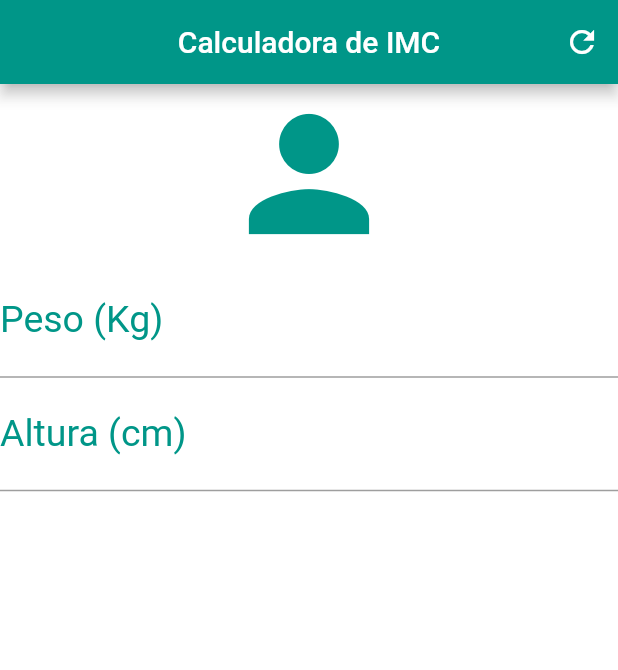
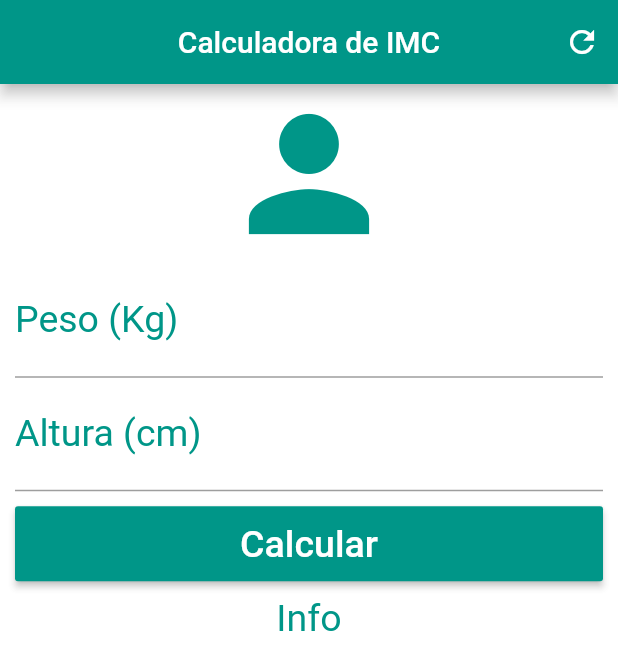
Before and after one commit to lopesdaniel/Mobile-Calculator-IMC, a Flutter app: the screen it shows after launch, on a phone screen of 412 x 824 dp. Shown: the top 670 px of the screen. Run offline on Flutter 3.47's test engine with Material 2 defaults, Android fonts, the phone set to English and light mode, and no system bars.

Commit message:
Terminado a tela do app

```diff
--- a/lib/main.dart
+++ b/lib/main.dart
@@ -25,7 +25,9 @@ class _HomeState extends State<Home> {
         ],
       ),
       backgroundColor: Colors.white70,
-      body: Column(
+      body: SingleChildScrollView(
+        padding: EdgeInsets.fromLTRB(10.0, 0.0, 10.0, 0.0),
+        child: Column(
           crossAxisAlignment: CrossAxisAlignment.stretch,
           children: <Widget>[
             Icon(Icons.person, size: 120.0, color: Colors.teal),
@@ -42,9 +44,24 @@ class _HomeState extends State<Home> {
                     labelText: "Altura (cm)",
                     labelStyle: TextStyle(color: Colors.teal)),
                 textAlign: TextAlign.center,
+                style: TextStyle(color: Colors.teal, fontSize: 25.0)),
+            Padding(
+              padding: EdgeInsets.only(top: 10.0, bottom: 10.0),
+              child: Container(
+                height: 50.0,
+                child: RaisedButton(
+                  onPressed: (){},
+                  child: Text("Calcular", style: TextStyle(color: Colors.white, fontSize: 25.0)),
+                  color: Colors.teal,
+                ),
+              ),
+            ),
+            Text("Info",
+                textAlign: TextAlign.center,
                 style: TextStyle(color: Colors.teal, fontSize: 25.0))
           ],
         ),
+      )
     );
   }
 }
```
Lines whose indentation alone changed are shown as unchanged.
